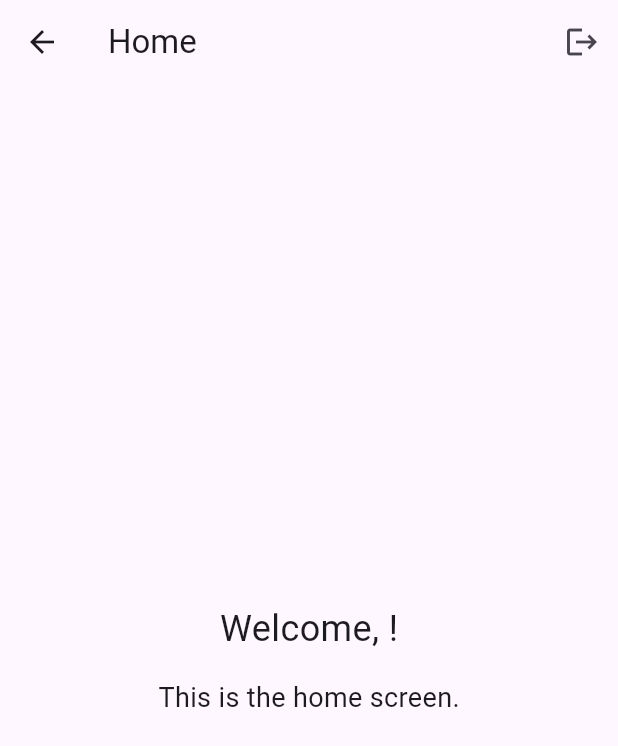
After one commit to MbarekTech/StudentCollabHub-Flatter-App, a Flutter app: the HomeScreen screen opened by its route, on a phone screen of 412 x 824 dp. The commit adds this screen. Shown: the top 746 px of the screen. Run offline on Flutter 3.47's test engine with Material 3 defaults, Android fonts, the light colour scheme and no system bars; our stand-ins replace firebase_auth, firebase_core; accounts and stored records are empty.

Commit message:
Add navigation to home screen after login

```diff
--- /dev/null
+++ b/lib/screens/home_screen.dart
@@ -0,0 +1,46 @@
+import 'package:flutter/material.dart';
+import 'package:provider/provider.dart';
+import '../state/app_state.dart';
+
+class HomeScreen extends StatelessWidget {
+  const HomeScreen({super.key});
+
+  @override
+  Widget build(BuildContext context) {
+    final appState = Provider.of<AppState>(context);
+    final user = appState.currentUser;
+
+    return Scaffold(
+      appBar: AppBar(
+        title: const Text('Home'),
+        actions: [
+          IconButton(
+            onPressed: () async {
+              await appState.signOut();
+              // Navigate back to the login screen
+              Navigator.pushReplacementNamed(context, '/login');
+            },
+            icon: const Icon(Icons.logout),
+          ),
+        ],
+      ),
+      body: Center(
+        child: Column(
+          mainAxisAlignment: MainAxisAlignment.center,
+          children: [
+            if (user != null)
+              Text(
+                'Welcome, ${user.email}!',
+                style: const TextStyle(fontSize: 24),
+              ),
+            const SizedBox(height: 16),
+            const Text(
+              'This is the home screen.',
+              style: TextStyle(fontSize: 18),
+            ),
+          ],
+        ),
+      ),
+    );
+  }
+}
```
Also changed, not shown: lib/main.dart (+6 -1 lines), lib/screens/login_screen.dart (+10 -6 lines), lib/firebase_options.dart (added).
